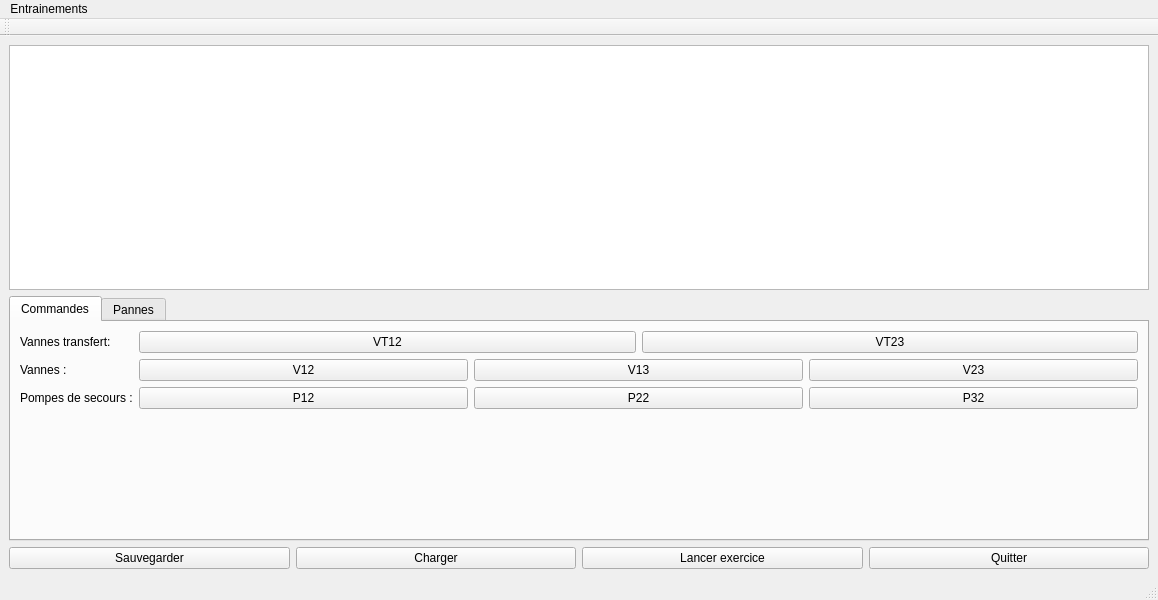
NT-me/PlaneSim, file GUI/mainwindow.ui: the form before one commit.
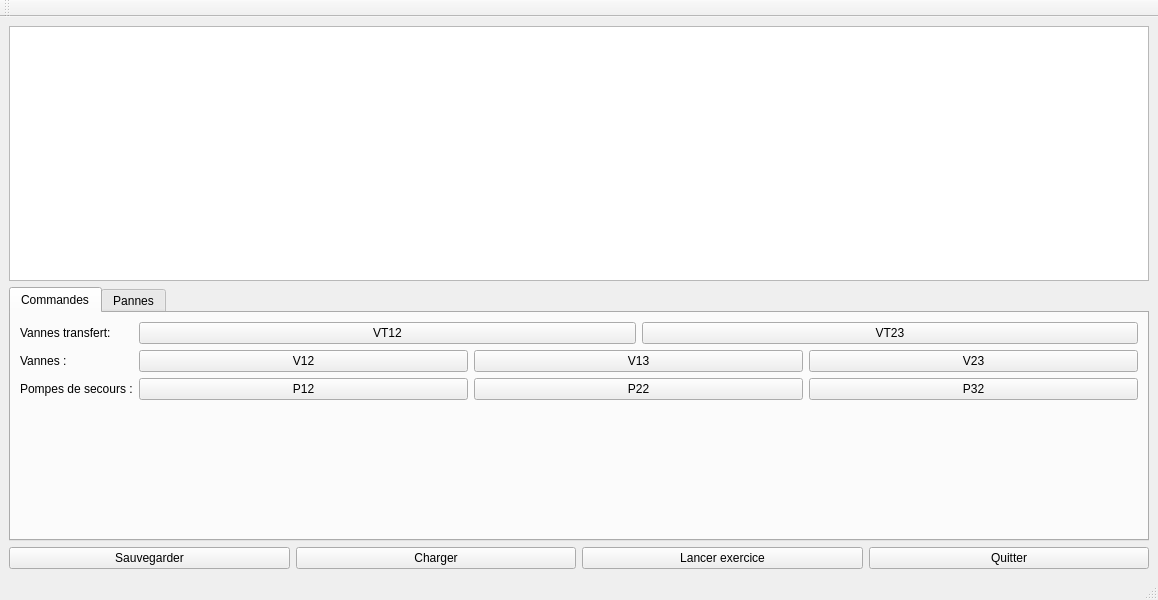
The form after the commit.

```diff
--- a/GUI/mainwindow.ui
+++ b/GUI/mainwindow.ui
@@ -257,23 +257,6 @@
     </item>
    </layout>
   </widget>
-  <widget class="QMenuBar" name="menubar">
-   <property name="geometry">
-    <rect>
-     <x>0</x>
-     <y>0</y>
-     <width>1158</width>
-     <height>28</height>
-    </rect>
-   </property>
-   <widget class="QMenu" name="menuEntrainements">
-    <property name="title">
-     <string>Entrainements</string>
-    </property>
-    <addaction name="actionAfficherListe"/>
-   </widget>
-   <addaction name="menuEntrainements"/>
-  </widget>
   <widget class="QStatusBar" name="statusbar"/>
   <widget class="QToolBar" name="toolBar">
    <property name="windowTitle">
```
